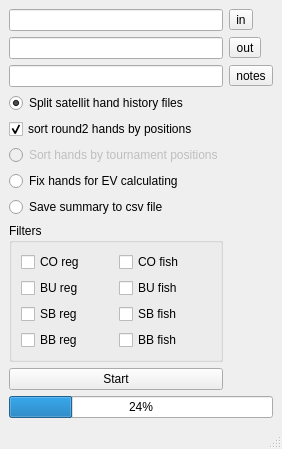
Old version of the form form.ui in the repository anton-ju/hand-filter.
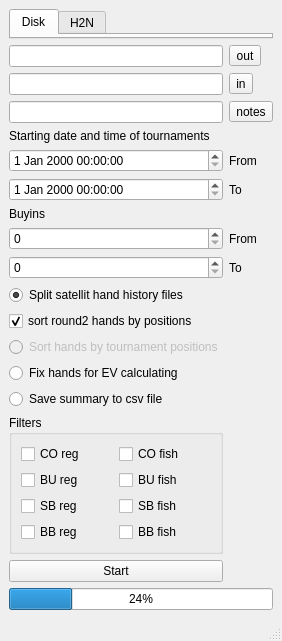
New version of the form.

Commit message: version 0.1.0 - added filters by buyin, date, by player notes - minor fixes

Diff of the .ui file:
```diff
--- a/form.ui
+++ b/form.ui
@@ -7,7 +7,7 @@
     <x>0</x>
     <y>0</y>
     <width>260</width>
-    <height>410</height>
+    <height>601</height>
    </rect>
   </property>
   <property name="windowTitle">
@@ -18,9 +18,26 @@
     <property name="sizeConstraint">
      <enum>QLayout::SetFixedSize</enum>
     </property>
+    <item>
+     <widget class="QTabWidget" name="tabWidget">
+      <property name="currentIndex">
+       <number>0</number>
+      </property>
+      <widget class="QWidget" name="tabDisk">
+       <attribute name="title">
+        <string>Disk</string>
+       </attribute>
+      </widget>
+      <widget class="QWidget" name="tabDB">
+       <attribute name="title">
+        <string>H2N</string>
+       </attribute>
+      </widget>
+     </widget>
+    </item>
     <item>
      <layout class="QGridLayout" name="gridLayout">
-      <item row="8" column="0">
+      <item row="18" column="0">
        <widget class="QRadioButton" name="radioSort">
         <property name="enabled">
          <bool>false</bool>
@@ -30,10 +47,14 @@
         </property>
        </widget>
       </item>
-      <item row="0" column="0">
-       <widget class="QLineEdit" name="lineEditInput"/>
+      <item row="9" column="1">
+       <widget class="QLabel" name="label_2">
+        <property name="text">
+         <string>To</string>
+        </property>
+       </widget>
       </item>
-      <item row="12" column="0">
+      <item row="22" column="0">
        <layout class="QHBoxLayout" name="horizontalLayout">
         <item>
          <widget class="QPushButton" name="pushButtonStart">
@@ -44,7 +65,7 @@
         </item>
        </layout>
       </item>
-      <item row="11" column="0">
+      <item row="21" column="0">
        <widget class="QGroupBox" name="groupBox">
         <property name="title">
          <string>Filters</string>
@@ -109,24 +130,7 @@
         </layout>
        </widget>
       </item>
-      <item row="0" column="1">
-       <widget class="QToolButton" name="toolButtonInput">
-        <property name="text">
-         <string>in</string>
-        </property>
-       </widget>
-      </item>
-      <item row="1" column="0">
-       <widget class="QLineEdit" name="lineEditOutput"/>
-      </item>
-      <item row="1" column="1">
-       <widget class="QToolButton" name="toolButtonOutput">
-        <property name="text">
-         <string>out</string>
-        </property>
-       </widget>
-      </item>
-      <item row="3" column="0">
+      <item row="13" column="0">
        <widget class="QRadioButton" name="radioSplit">
         <property name="text">
          <string>Split satellit hand history files</string>
@@ -136,31 +140,31 @@
         </property>
        </widget>
       </item>
-      <item row="9" column="0">
+      <item row="19" column="0">
        <widget class="QRadioButton" name="radioEv">
         <property name="text">
          <string>Fix hands for EV calculating</string>
         </property>
        </widget>
       </item>
-      <item row="10" column="0">
+      <item row="20" column="0">
        <widget class="QRadioButton" name="radioCsv">
         <property name="text">
          <string>Save summary to csv file</string>
         </property>
        </widget>
       </item>
-      <item row="2" column="0">
+      <item row="6" column="0">
        <widget class="QLineEdit" name="lineEditNotes"/>
       </item>
-      <item row="2" column="1">
+      <item row="6" column="1">
        <widget class="QToolButton" name="toolButtonNotes">
         <property name="text">
          <string>notes</string>
         </property>
        </widget>
       </item>
-      <item row="4" column="0">
+      <item row="14" column="0">
        <widget class="QCheckBox" name="checkBoxSort">
         <property name="layoutDirection">
          <enum>Qt::LeftToRight</enum>
@@ -176,6 +180,73 @@
         </property>
        </widget>
       </item>
+      <item row="11" column="0">
+       <widget class="QSpinBox" name="spinBoxBiFrom"/>
+      </item>
+      <item row="10" column="0">
+       <widget class="QLabel" name="label_3">
+        <property name="text">
+         <string>Buyins</string>
+        </property>
+       </widget>
+      </item>
+      <item row="12" column="0">
+       <widget class="QSpinBox" name="spinBoxBiTo"/>
+      </item>
+      <item row="11" column="1">
+       <widget class="QLabel" name="label_4">
+        <property name="text">
+         <string>From</string>
+        </property>
+       </widget>
+      </item>
+      <item row="12" column="1">
+       <widget class="QLabel" name="label_5">
+        <property name="text">
+         <string>To</string>
+        </property>
+       </widget>
+      </item>
+      <item row="1" column="0">
+       <widget class="QLineEdit" name="lineEditOutput"/>
+      </item>
+      <item row="8" column="1">
+       <widget class="QLabel" name="label">
+        <property name="text">
+         <string>From</string>
+        </property>
+       </widget>
+      </item>
+      <item row="3" column="0">
+       <widget class="QLineEdit" name="lineEditInput"/>
+      </item>
+      <item row="3" column="1">
+       <widget class="QToolButton" name="toolButtonInput">
+        <property name="text">
+         <string>in</string>
+        </property>
+       </widget>
+      </item>
+      <item row="1" column="1">
+       <widget class="QToolButton" name="toolButtonOutput">
+        <property name="text">
+         <string>out</string>
+        </property>
+       </widget>
+      </item>
+      <item row="7" column="0">
+       <widget class="QLabel" name="label_6">
+        <property name="text">
+         <string>Starting date and time of tournaments</string>
+        </property>
+       </widget>
+      </item>
+      <item row="8" column="0">
+       <widget class="QDateTimeEdit" name="dteFrom"/>
+      </item>
+      <item row="9" column="0">
+       <widget class="QDateTimeEdit" name="dteTo"/>
+      </item>
      </layout>
     </item>
     <item>
```
The commit also changes 8 other files.
